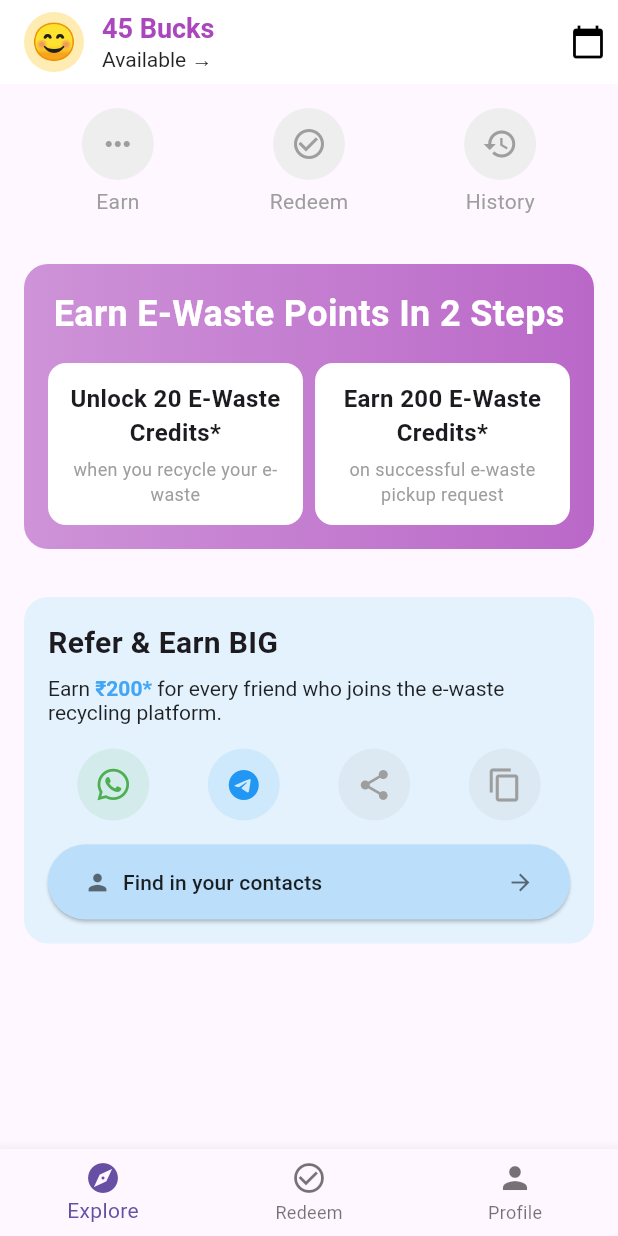
After one commit to hackewaste/integrate_ewaste, a Flutter app: the EarnPage screen opened directly, on a phone screen of 412 x 824 dp. The commit adds this screen. Run offline on Flutter 3.47's test engine with Material 3 defaults, Android fonts, the phone set to English and light mode, and no system bars; our stand-ins replace carousel_slider, cloud_firestore, dotted_border, firebase_auth, firebase_core, fl_chart and 6 more; accounts and stored records are empty.

Commit message:
updated main file

```diff
--- a/lib/main.dart
+++ b/lib/main.dart
@@ -17,26 +17,56 @@ import 'package:ewaste/presentations/user/home/widgets/didyouknow.dart';
 import 'package:firebase_auth/firebase_auth.dart';
 import 'package:firebase_core/firebase_core.dart';
 import 'package:flutter/material.dart';
+import 'pages/landing.dart';  // Now the path is correct
+import 'pages/onboarding1.dart';
+import 'pages/onboarding2.dart';
+import 'pages/onboarding3.dart';
+import 'pages/modelwaiting.dart';
+// Future<void> main() async {
+//   WidgetsFlutterBinding.ensureInitialized();
 
-Future<void> main() async {
-  WidgetsFlutterBinding.ensureInitialized();
+//   // Manually configure Firebase options
+//   await Firebase.initializeApp(
+//     options: DefaultFirebaseOptions.currentPlatform,
+//   );
 
-  // Manually configure Firebase options
-  await Firebase.initializeApp(
-    options: DefaultFirebaseOptions.currentPlatform,
-  );
+//   runApp(const Ewaste());
+// }
 
-  runApp(const Ewaste());
+// class Ewaste extends StatelessWidget {
+//   const Ewaste({super.key});
+
+//   @override
+//   Widget build(BuildContext context) {
+//     return MaterialApp(
+//       debugShowCheckedModeBanner: false,
+//       home: RegisterPage(),
+//     );
+//   }
+// }
+
+
+
+
+
+void main() {
+  runApp(const MyApp());
 }
 
-class Ewaste extends StatelessWidget {
-  const Ewaste({super.key});
+class MyApp extends StatelessWidget {
+  const MyApp({super.key});
 
   @override
   Widget build(BuildContext context) {
     return MaterialApp(
+      title: 'EcoElectronic',
       debugShowCheckedModeBanner: false,
       home: EnterDetailsPage(),
+      theme: ThemeData(
+        primarySwatch: Colors.green,
+        visualDensity: VisualDensity.adaptivePlatformDensity,
+      ),
+      home: const SplashScreen(),
     );
   }
 }
--- /dev/null
+++ b/lib/pages/EarnPage.dart
@@ -0,0 +1,301 @@
+import 'package:flutter/material.dart';
+import 'package:font_awesome_flutter/font_awesome_flutter.dart';
+
+void main() {
+  runApp(const MyApp());
+}
+
+class MyApp extends StatelessWidget {
+  const MyApp({super.key});
+
+  @override
+  Widget build(BuildContext context) {
+    return MaterialApp(
+      debugShowCheckedModeBanner: false,
+      theme: ThemeData(
+        primarySwatch: Colors.purple,
+        scaffoldBackgroundColor: Colors.white,
+      ),
+      home: const EarnPage(),  // Use EarnPage as the home screen
+    );
+  }
+}
+
+class EarnPage extends StatefulWidget {
+  const EarnPage({super.key});
+
+  @override
+  State<EarnPage> createState() => _EarnPageState();
+}
+
+class _EarnPageState extends State<EarnPage> {
+  int _selectedIndex = 0;
+
+  // Bottom navigation onTap logic
+  void _onItemTapped(int index) {
+    setState(() {
+      _selectedIndex = index;
+    });
+  }
+
+  @override
+  Widget build(BuildContext context) {
+    return Scaffold(
+      appBar: AppBar(
+        backgroundColor: Colors.white,
+        elevation: 0,
+        title: Row(
+          children: [
+            CircleAvatar(
+              backgroundColor: Colors.amber[100],
+              child: const Text('😊', style: TextStyle(fontSize: 24)),
+            ),
+            const SizedBox(width: 12),
+            Column(
+              crossAxisAlignment: CrossAxisAlignment.start,
+              children: [
+                Text(
+                  '45 Bucks', // User's credits
+                  style: TextStyle(
+                    color: Colors.purple[400],
+                    fontWeight: FontWeight.bold,
+                    fontSize: 18,
+                  ),
+                ),
+                const Text(
+                  'Available →',
+                  style: TextStyle(
+                    color: Colors.black87,
+                    fontSize: 14,
+                  ),
+                ),
+              ],
+            ),
+          ],
+        ),
+        actions: const [
+          Padding(
+            padding: EdgeInsets.all(8.0),
+            child: Icon(Icons.calendar_today, color: Colors.black),
+          ),
+        ],
+      ),
+      body: SingleChildScrollView(
+        child: Column(
+          children: [
+            // Navigation Tabs
+            Padding(
+              padding: const EdgeInsets.all(16.0),
+              child: Row(
+                mainAxisAlignment: MainAxisAlignment.spaceAround,
+                children: [
+                  _buildNavItem(1, 'Earn', Icons.more_horiz), // 'Earn' instead of 'Home'
+                  _buildNavItem(2, 'Redeem', Icons.check_circle_outline),
+                  _buildNavItem(3, 'History', Icons.history),
+                ],
+              ),
+            ),
+
+            // Earn & Win Card (Updated with e-waste terminology)
+            Container(
+              margin: const EdgeInsets.all(16),
+              decoration: BoxDecoration(
+                gradient: LinearGradient(
+                  colors: [Colors.purple[200]!, Colors.purple[300]!],
+                ),
+                borderRadius: BorderRadius.circular(16),
+              ),
+              child: Padding(
+                padding: const EdgeInsets.all(16.0),
+                child: Column(
+                  children: [
+                    const Text(
+                      'Earn E-Waste Points In 2 Steps',
+                      style: TextStyle(
+                        fontSize: 24,
+                        fontWeight: FontWeight.bold,
+                        color: Colors.white,
+                      ),
+                    ),
+                    const SizedBox(height: 16),
+                    Row(
+                      children: [
+                        Expanded(
+                          child: _buildStepCard(
+                            'Unlock 20 E-Waste Credits*',
+                            'when you recycle your e-waste',
+                          ),
+                        ),
+                        const SizedBox(width: 8),
+                        Expanded(
+                          child: _buildStepCard(
+                            'Earn 200 E-Waste Credits*',
+                            'on successful e-waste pickup request',
+                          ),
+                        ),
+                      ],
+                    ),
+                  ],
+                ),
+              ),
+            ),
+
+            // Refer & Earn Section
+            Container(
+              margin: const EdgeInsets.all(16),
+              padding: const EdgeInsets.all(16),
+              decoration: BoxDecoration(
+                color: Colors.blue[50],
+                borderRadius: BorderRadius.circular(16),
+              ),
+              child: Column(
+                crossAxisAlignment: CrossAxisAlignment.start,
+                children: [
+                  const Text(
+                    'Refer & Earn BIG',
+                    style: TextStyle(
+                      fontSize: 20,
+                      fontWeight: FontWeight.bold,
+                    ),
+                  ),
+                  const SizedBox(height: 8),
+                  RichText(
+                    text: TextSpan(
+                      style: const TextStyle(color: Colors.black87),
+                      children: [
+                        const TextSpan(text: 'Earn '),
+                        TextSpan(
+                          text: '₹200*',
+                          style: TextStyle(
+                            color: Colors.blue[400],
+                            fontWeight: FontWeight.bold,
+                          ),
+                        ),
+                        const TextSpan(
+                          text: ' for every friend who joins the e-waste recycling platform.',
+                        ),
+                      ],
+                    ),
+                  ),
+                  const SizedBox(height: 16),
+                  Row(
+                    mainAxisAlignment: MainAxisAlignment.spaceAround,
+                    children: [
+                      _buildShareButton(FontAwesomeIcons.whatsapp, Colors.green), // For WhatsApp
+                      _buildShareButton(Icons.telegram, Colors.blue),
+                      _buildShareButton(Icons.share, Colors.grey),
+                      _buildShareButton(Icons.copy, Colors.grey),
+                    ],
+                  ),
+                  const SizedBox(height: 16),
+                  ElevatedButton(
+                    onPressed: () {},
+                    style: ElevatedButton.styleFrom(
+                      backgroundColor: Colors.blue[100],
+                      minimumSize: const Size(double.infinity, 50),
+                      shape: RoundedRectangleBorder(
+                        borderRadius: BorderRadius.circular(25),
+                      ),
+                    ),
+                    child: Row(
+                      mainAxisAlignment: MainAxisAlignment.center,
+                      children: const [
+                        Icon(Icons.person, color: Colors.black54),
+                        SizedBox(width: 8),
+                        Text(
+                          'Find in your contacts',
+                          style: TextStyle(color: Colors.black87),
+                        ),
+                        Spacer(),
+                        Icon(Icons.arrow_forward, color: Colors.black54),
+                      ],
+                    ),
+                  ),
+                ],
+              ),
+            ),
+          ],
+        ),
+      ),
+      bottomNavigationBar: BottomNavigationBar(
+        currentIndex: _selectedIndex,
+        type: BottomNavigationBarType.fixed,
+        onTap: _onItemTapped, // Use separate function for onTap
+        items: const [
+          BottomNavigationBarItem(icon: Icon(Icons.explore), label: 'Explore'), // Explore
+          BottomNavigationBarItem(icon: Icon(Icons.check_circle_outline), label: 'Redeem'), // Redeem
+          BottomNavigationBarItem(icon: Icon(Icons.person), label: 'Profile'), // Profile
+        ],
+      ),
+    );
+  }
+
+  Widget _buildNavItem(int index, String label, IconData icon) {
+    final isSelected = _selectedIndex == index;
+    return Column(
+      children: [
+        Container(
+          padding: const EdgeInsets.all(12),
+          decoration: BoxDecoration(
+            color: isSelected ? Colors.brown[100] : Colors.grey[200],
+            shape: BoxShape.circle,
+          ),
+          child: Icon(
+            icon,
+            color: isSelected ? Colors.brown : Colors.grey,
+          ),
+        ),
+        const SizedBox(height: 4),
+        Text(
+          label,
+          style: TextStyle(
+            color: isSelected ? Colors.black : Colors.grey,
+            fontWeight: isSelected ? FontWeight.bold : FontWeight.normal,
+          ),
+        ),
+      ],
+    );
+  }
+
+  Widget _buildStepCard(String title, String subtitle) {
+    return Container(
+      padding: const EdgeInsets.all(12),
+      decoration: BoxDecoration(
+        color: Colors.white,
+        borderRadius: BorderRadius.circular(12),
+      ),
+      child: Column(
+        children: [
+          Text(
+            title,
+            style: const TextStyle(
+              fontWeight: FontWeight.bold,
+              fontSize: 16,
+            ),
+            textAlign: TextAlign.center,
+          ),
+          const SizedBox(height: 4),
+          Text(
+            subtitle,
+            style: const TextStyle(
+              fontSize: 12,
+              color: Colors.grey,
+            ),
+            textAlign: TextAlign.center,
+          ),
+        ],
+      ),
+    );
+  }
+
+  Widget _buildShareButton(IconData icon, Color color) {
+    return Container(
+      padding: const EdgeInsets.all(12),
+      decoration: BoxDecoration(
+        color: color.withOpacity(0.1),
+        shape: BoxShape.circle,
+      ),
+      child: Icon(icon, color: color),
+    );
+  }
+}
```
